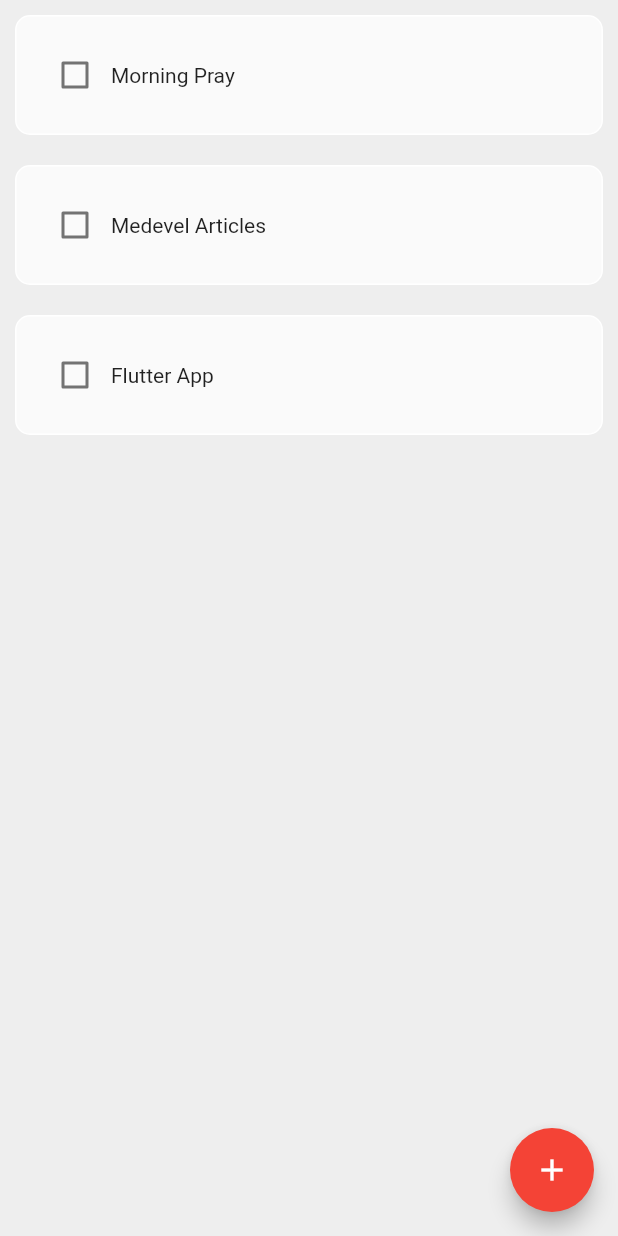
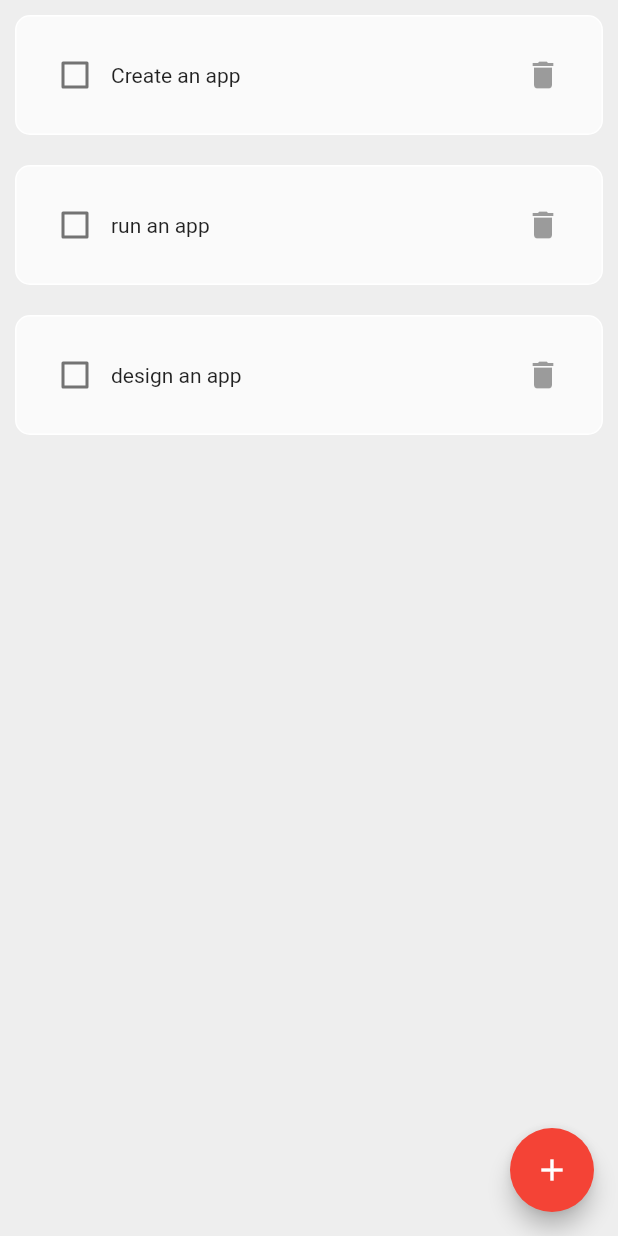
Before and after one commit to hamzamu/habit_tracker_flutter_ui, a Flutter app: the screen it shows after launch, on a phone screen of 412 x 824 dp. Run offline on Flutter 3.47's test engine with Material 2 defaults, Android fonts, the phone set to English and light mode, and no system bars; our stand-ins replace flutter_heatmap_calendar, hive_flutter; accounts and stored records are empty.

Commit message:
first commit

```diff
--- a/lib/comp/HabitTile.dart
+++ b/lib/comp/HabitTile.dart
@@ -4,10 +4,14 @@ class HabitTile extends StatelessWidget {
   String text;
   bool habitCompleted;
   final Function(bool?)? onChanged;
+  // VoidCallbackIntent onRemove;
+  final Function()? onRemove;
+
   HabitTile(
       {super.key,
       required this.text,
       required this.habitCompleted,
+      required this.onRemove,
       required this.onChanged});
 
   @override
@@ -22,7 +26,17 @@ class HabitTile extends StatelessWidget {
       child: Row(
         children: [
           Checkbox(value: habitCompleted, onChanged: onChanged),
-          Text(text)
+          Expanded(
+              child: Text(text,
+                  style: TextStyle(
+                      decoration:
+                          habitCompleted ? TextDecoration.lineThrough : null))),
+          IconButton(
+              onPressed: onRemove,
+              icon: Icon(
+                Icons.delete,
+                color: Colors.black38,
+              ))
         ],
       ),
     );
--- /dev/null
+++ b/lib/data/datetime.dart
@@ -0,0 +1,58 @@
+// return todays date formatted as yyyymmdd
+String todaysDateFormatted() {
+  // today
+  var dateTimeObject = DateTime.now();
+
+  // year in the format yyyy
+  String year = dateTimeObject.year.toString();
+
+  // month in the format mm
+  String month = dateTimeObject.month.toString();
+  if (month.length == 1) {
+    month = '0$month';
+  }
+
+  // day in the format dd
+  String day = dateTimeObject.day.toString();
+  if (day.length == 1) {
+    day = '0$day';
+  }
+
+  // final format
+  String yyyymmdd = year + month + day;
+
+  return yyyymmdd;
+}
+
+// convert string yyyymmdd to DateTime object
+DateTime createDateTimeObject(String yyyymmdd) {
+  int yyyy = int.parse(yyyymmdd.substring(0, 4));
+  int mm = int.parse(yyyymmdd.substring(4, 6));
+  int dd = int.parse(yyyymmdd.substring(6, 8));
+
+  DateTime dateTimeObject = DateTime(yyyy, mm, dd);
+  return dateTimeObject;
+}
+
+// convert DateTime object to string yyyymmdd
+String convertDateTimeToString(DateTime dateTime) {
+  // year in the format yyyy
+  String year = dateTime.year.toString();
+
+  // month in the format mm
+  String month = dateTime.month.toString();
+  if (month.length == 1) {
+    month = '0$month';
+  }
+
+  // day in the format dd
+  String day = dateTime.day.toString();
+  if (day.length == 1) {
+    day = '0$day';
+  }
+
+  // final format
+  String yyyymmdd = year + month + day;
+
+  return yyyymmdd;
+}
--- a/lib/main.dart
+++ b/lib/main.dart
@@ -4,6 +4,8 @@ import 'package:habit_tracker_ui_hive/comp/fab.dart';
 import 'package:habit_tracker_ui_hive/comp/newHabitInput.dart';
 
 import 'package:hive_flutter/hive_flutter.dart';
+
+import './data//habits_database.dart';
 
 Future<void> main() async {
   await Hive.initFlutter();
@@ -38,18 +40,36 @@ class _HomeScreenState extends State<HomeScreen> {
   bool habitCompleted = false;
   final _newHabitcontroller = TextEditingController();
 
+  HabitsDatabase db = HabitsDatabase();
+  final _myBox = Hive.box('Habits_Database');
   // List
-  late List HabitsList = [
-    ["Morning Pray", false],
-    ["Medevel Articles", false],
-    ["Flutter App", false],
-  ];
+  // late List HabitsList = [
+  //   ["Morning Pray", false],
+  //   ["Medevel Articles", false],
+  //   ["Flutter App", false],
+  // ];
   //
+
+  @override
+  void initState() {
+    if (_myBox.get("CURRENT_HABIT_LIST") == null) {
+      db.createInitData();
+      print("Database is empty");
+    } else {
+      print("DB is Not Empty");
+      db.loadData();
+    }
+    super.initState();
+  }
+
+  //
+
   void CheckboxTabbed(bool? value, int index) {
     print('CheckboxTabbed: Habit Controller:: $value');
     setState(() {
       // habitCompleted = value!;
-      HabitsList[index][1] = !HabitsList[index][1];
+      db.HabitsList[index][1] = !db.HabitsList[index][1];
+      db.updateHabitData();
     });
   }
 
@@ -63,8 +83,10 @@ class _HomeScreenState extends State<HomeScreen> {
       if (_newHabitcontroller.text.isEmpty) {
         return;
       }
-      HabitsList.add([_newHabitcontroller.text, false]);
+      db.HabitsList.add([_newHabitcontroller.text, false]);
       _newHabitcontroller.clear();
+      // Update
+      db.updateHabitData();
       Navigator.of(context).pop();
     });
   }
@@ -84,6 +106,18 @@ class _HomeScreenState extends State<HomeScreen> {
   }
 
   //
+  // remove
+
+  void removeHabit(int index) {
+    setState(() {
+      print('remove habit $index');
+      db.HabitsList.removeAt(index);
+
+      db.updateHabitData();
+    });
+  }
+
+  //
   @override
   Widget build(BuildContext context) {
     return Scaffold(
@@ -93,11 +127,12 @@ class _HomeScreenState extends State<HomeScreen> {
           children: [
             Expanded(
               child: ListView.builder(
-                  itemCount: HabitsList.length,
+                  itemCount: db.HabitsList.length,
                   itemBuilder: (context, index) {
                     return HabitTile(
-                        text: HabitsList[index][0],
-                        habitCompleted: HabitsList[index][1],
+                        text: db.HabitsList[index][0],
+                        habitCompleted: db.HabitsList[index][1],
+                        onRemove: () => removeHabit(index),
                         onChanged: (value) => CheckboxTabbed(value, index));
                   }),
             ),
--- a/pubspec.yaml
+++ b/pubspec.yaml
@@ -32,6 +32,8 @@ dependencies:
     sdk: flutter
   hive: ^2.2.3
   hive_flutter: ^1.1.0
+  # heatmap_calendar: ^1.2.8
+  flutter_heatmap_calendar: ^1.0.5
 
   # The following adds the Cupertino Icons font to your application.
   # Use with the CupertinoIcons class for iOS style icons.
```
Also changed, not shown: lib/comp/month_summary.dart (added, +31 -0 lines), lib/data/habits_database.dart (+87 -10 lines), pubspec.lock.
